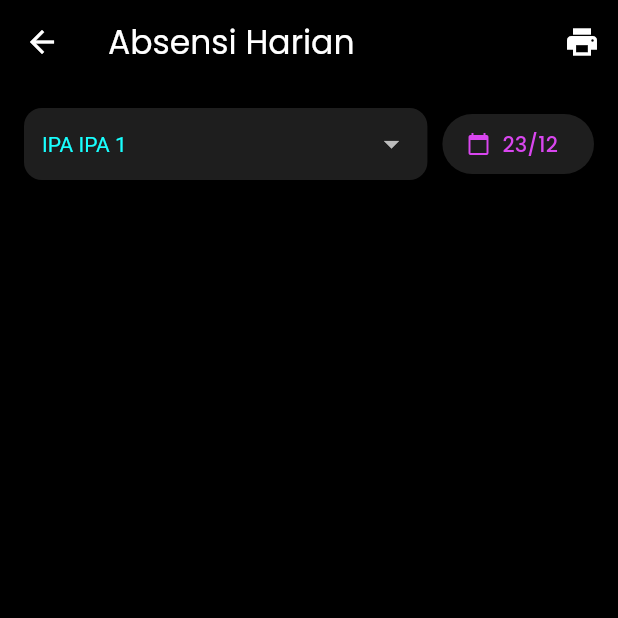
After one commit to rexxel321/student-management, a Flutter app: the AttendanceScreen screen opened directly, after a tap on the "print" icon, on a phone screen of 412 x 824 dp, the top half of it. The commit adds this screen. Run offline on Flutter 3.47's test engine with Material 3 defaults, Android fonts, the phone set to English and light mode, and no system bars; our stand-ins replace cloud_firestore, file_picker, firebase_auth, firebase_core, firebase_storage, fl_chart and 3 more; accounts and stored records are empty.

Commit message:
feat: add daily attendance with date picker and monthly pdf report

```diff
--- /dev/null
+++ b/lib/screens/students/attendance_screen.dart
@@ -0,0 +1,220 @@
+import 'package:flutter/material.dart';
+import 'package:cloud_firestore/cloud_firestore.dart';
+import 'package:intl/intl.dart';
+import 'package:pdf/pdf.dart';
+import 'package:pdf/widgets.dart' as pw;
+import 'package:printing/printing.dart';
+
+class AttendanceScreen extends StatefulWidget {
+  const AttendanceScreen({super.key});
+
+  @override
+  State<AttendanceScreen> createState() => _AttendanceScreenState();
+}
+
+class _AttendanceScreenState extends State<AttendanceScreen> {
+  String _selectedClass = "IPA IPA 1";
+  DateTime _selectedDate = DateTime.now(); // Default hari ini
+
+  final List<String> _classList = [
+    'IPA IPA 1', 'IPA IPA 2', 'IPA IPA 3', 'IPA IPA 4', 'IPA IPA 5', 'IPA IPA 6', 'IPA IPA 7',
+    'IPS IPS 1', 'IPS IPS 2', 'IPS IPS 3', 'IPS IPS 4', 'IPS IPS 5', 'IPS IPS 6', 'IPS IPS 7'
+  ];
+
+  // Format tanggal untuk ID Database (2023-12-23)
+  String get _formattedDate => DateFormat('yyyy-MM-dd').format(_selectedDate);
+
+  // --- FUNGSI UPDATE ABSEN ---
+  Future<void> _updateAttendance(String studentId, String name, String status) async {
+    final docId = "${studentId}_$_formattedDate";
+    await FirebaseFirestore.instance.collection('attendance').doc(docId).set({
+      'studentId': studentId,
+      'studentName': name,
+      'className': _selectedClass,
+      'date': _formattedDate,
+      'month': DateFormat('yyyy-MM').format(_selectedDate), // Untuk rekap bulanan
+      'status': status,
+      'timestamp': FieldValue.serverTimestamp(),
+    });
+  }
+
+  // --- FUNGSI EXPORT REKAP BULANAN KE PDF ---
+  Future<void> _exportMonthlyReport() async {
+    String currentMonth = DateFormat('yyyy-MM').format(_selectedDate);
+
+    // Ambil data absen bulan ini untuk kelas ini
+    var snapshot = await FirebaseFirestore.instance
+        .collection('attendance')
+        .where('className', isEqualTo: _selectedClass)
+        .where('month', isEqualTo: currentMonth)
+        .get();
+
+    final pdf = pw.Document();
+
+    // Logika sederhana: Kelompokkan data berdasarkan nama siswa
+    Map<String, Map<String, int>> rekap = {};
+    for (var doc in snapshot.docs) {
+      var d = doc.data();
+      String name = d['studentName'];
+      String status = d['status'];
+
+      rekap.putIfAbsent(name, () => {'Hadir': 0, 'Izin': 0, 'Alpa': 0});
+      rekap[name]![status] = (rekap[name]![status] ?? 0) + 1;
+    }
+
+    pdf.addPage(
+      pw.Page(
+        build: (pw.Context context) => pw.Column(
+          crossAxisAlignment: pw.CrossAxisAlignment.start,
+          children: [
+            pw.Text("Laporan Rekap Absensi Bulanan", style: pw.TextStyle(fontSize: 20, fontWeight: pw.FontWeight.bold)),
+            pw.Text("Kelas: $_selectedClass | Bulan: $currentMonth"),
+            pw.SizedBox(height: 20),
+            pw.TableHelper.fromTextArray(
+              headers: ['Nama Siswa', 'Hadir', 'Izin', 'Alpa'],
+              data: rekap.entries.map((e) => [
+                e.key,
+                e.value['Hadir'].toString(),
+                e.value['Izin'].toString(),
+                e.value['Alpa'].toString()
+              ]).toList(),
+            ),
+          ],
+        ),
+      ),
+    );
+
+    await Printing.layoutPdf(onLayout: (format) async => pdf.save(), name: 'Rekap_Absen_$_selectedClass.pdf');
+  }
+
+  @override
+  Widget build(BuildContext context) {
+    return Scaffold(
+      backgroundColor: Colors.black,
+      appBar: AppBar(
+        title: const Text("Absensi Harian", style: TextStyle(color: Colors.white)),
+        backgroundColor: Colors.transparent,
+        actions: [
+          IconButton(
+            icon: const Icon(Icons.print, color: Colors.white),
+            onPressed: _exportMonthlyReport,
+            tooltip: "Export Rekap Bulan Ini",
+          )
+        ],
+      ),
+      body: Column(
+        children: [
+          // Filter Kelas & Tanggal
+          Padding(
+            padding: const EdgeInsets.all(16),
+            child: Row(
+              children: [
+                Expanded(
+                  child: Container(
+                    padding: const EdgeInsets.symmetric(horizontal: 12),
+                    decoration: BoxDecoration(color: Color(0xFF1E1E1E), borderRadius: BorderRadius.circular(12)),
+                    child: DropdownButtonHideUnderline(
+                      child: DropdownButton<String>(
+                        value: _selectedClass,
+                        dropdownColor: Color(0xFF1E1E1E),
+                        style: TextStyle(color: Colors.cyanAccent),
+                        items: _classList.map((c) => DropdownMenuItem(value: c, child: Text(c))).toList(),
+                        onChanged: (val) => setState(() => _selectedClass = val!),
+                      ),
+                    ),
+                  ),
+                ),
+                const SizedBox(width: 10),
+                ElevatedButton.icon(
+                  onPressed: () async {
+                    DateTime? picked = await showDatePicker(
+                      context: context,
+                      initialDate: _selectedDate,
+                      firstDate: DateTime(2023),
+                      lastDate: DateTime(2030),
+                    );
+                    if (picked != null) setState(() => _selectedDate = picked);
+                  },
+                  icon: const Icon(Icons.calendar_today, size: 16),
+                  label: Text(DateFormat('dd/MM').format(_selectedDate)),
+                )
+              ],
+            ),
+          ),
+
+          Expanded(
+            child: StreamBuilder<QuerySnapshot>(
+              stream: FirebaseFirestore.instance.collection('students').where('class', isEqualTo: _selectedClass).snapshots(),
+              builder: (context, studentSnapshot) {
+                if (!studentSnapshot.hasData) return const Center(child: CircularProgressIndicator());
+                var students = studentSnapshot.data!.docs;
+
+                return StreamBuilder<QuerySnapshot>(
+                  stream: FirebaseFirestore.instance.collection('attendance').where('date', isEqualTo: _formattedDate).where('className', isEqualTo: _selectedClass).snapshots(),
+                  builder: (context, attendSnapshot) {
+                    Map<String, String> attendanceMap = {};
+                    if (attendSnapshot.hasData) {
+                      for (var doc in attendSnapshot.data!.docs) {
+                        attendanceMap[doc['studentId']] = doc['status'];
+                      }
+                    }
+
+                    return ListView.builder(
+                      itemCount: students.length,
+                      padding: const EdgeInsets.symmetric(horizontal: 16),
+                      itemBuilder: (context, index) {
+                        var student = students[index].data() as Map<String, dynamic>;
+                        String sId = students[index].id;
+                        String currentStatus = attendanceMap[sId] ?? "Belum Absen";
+
+                        return Container(
+                          margin: const EdgeInsets.only(bottom: 10),
+                          padding: const EdgeInsets.all(12),
+                          decoration: BoxDecoration(
+                            color: const Color(0xFF1E1E1E),
+                            borderRadius: BorderRadius.circular(12),
+                            border: Border.all(color: _getStatusColor(currentStatus).withOpacity(0.2)),
+                          ),
+                          child: Row(
+                            children: [
+                              Expanded(
+                                child: Column(
+                                  crossAxisAlignment: CrossAxisAlignment.start,
+                                  children: [
+                                    Text(student['name'], style: const TextStyle(color: Colors.white, fontWeight: FontWeight.bold)),
+                                    Text(currentStatus, style: TextStyle(color: _getStatusColor(currentStatus), fontSize: 11)),
+                                  ],
+                                ),
+                              ),
+                              _buildStatusBtn(sId, student['name'], "Hadir", Colors.green),
+                              _buildStatusBtn(sId, student['name'], "Izin", Colors.orange),
+                              _buildStatusBtn(sId, student['name'], "Alpa", Colors.red),
+                            ],
+                          ),
+                        );
+                      },
+                    );
+                  },
+                );
+              },
+            ),
+          ),
+        ],
+      ),
+    );
+  }
+
+  Widget _buildStatusBtn(String sId, String name, String status, Color color) {
+    return IconButton(
+      icon: Text(status[0], style: TextStyle(color: color, fontWeight: FontWeight.bold)),
+      onPressed: () => _updateAttendance(sId, name, status),
+    );
+  }
+
+  Color _getStatusColor(String status) {
+    if (status == "Hadir") return Colors.green;
+    if (status == "Izin") return Colors.orange;
+    if (status == "Alpa") return Colors.red;
+    return Colors.grey;
+  }
+}
```
Also changed, not shown: lib/screens/home/home_screen.dart (+9 -1 lines).
